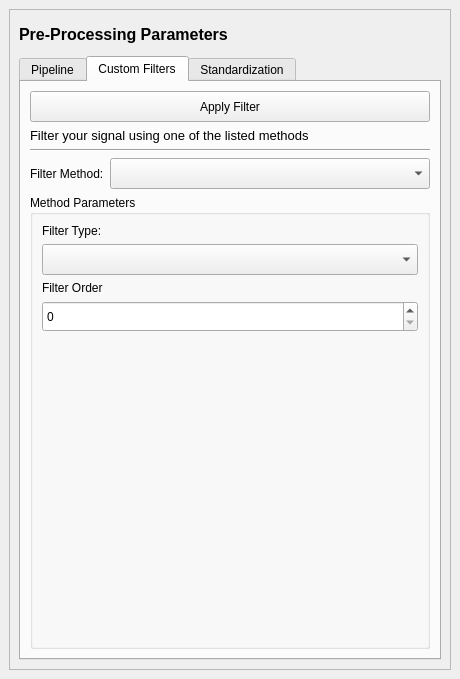
The window that signal_editor/ui/dock_processing_inputs.ui (fred-kr/signal-editor-v2) describes before a commit, drawn with Qt 5.
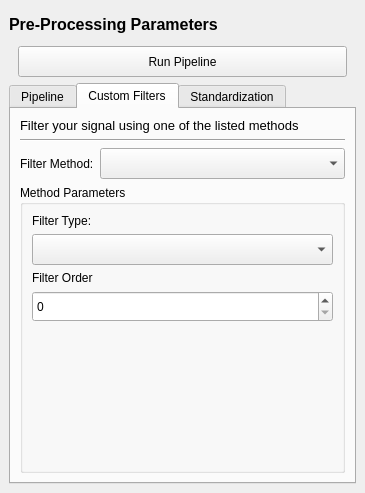
The same window after the commit. The open tabs and pages were chosen to show the change. Icons and pictures are not drawn. Custom widgets are drawn as their Qt base class.

Commit message: Update parameter input docks

The edit to the form file:
```diff
--- a/signal_editor/ui/dock_processing_inputs.ui
+++ b/signal_editor/ui/dock_processing_inputs.ui
@@ -6,51 +6,23 @@
    <rect>
     <x>0</x>
     <y>0</y>
-    <width>460</width>
-    <height>679</height>
+    <width>365</width>
+    <height>493</height>
    </rect>
   </property>
   <property name="windowTitle">
    <string>Signal Pre-Processing</string>
   </property>
   <widget class="QWidget" name="dockWidgetContents">
-   <layout class="QVBoxLayout" name="verticalLayout">
-    <item>
-     <widget class="QScrollArea" name="scrollArea">
-      <property name="widgetResizable">
-       <bool>true</bool>
-      </property>
-      <widget class="QWidget" name="scrollAreaWidgetContents">
-       <property name="geometry">
-        <rect>
-         <x>0</x>
-         <y>0</y>
-         <width>440</width>
-         <height>635</height>
-        </rect>
-       </property>
-       <layout class="QGridLayout" name="gridLayout_2">
-        <item row="0" column="0">
-         <widget class="QLabel" name="label">
-          <property name="sizePolicy">
-           <sizepolicy hsizetype="Fixed" vsizetype="Preferred">
-            <horstretch>0</horstretch>
-            <verstretch>0</verstretch>
-           </sizepolicy>
-          </property>
-          <property name="minimumSize">
-           <size>
-            <width>0</width>
-            <height>31</height>
-           </size>
-          </property>
-          <property name="text">
-           <string>&lt;html&gt;&lt;head/&gt;&lt;body&gt;&lt;p&gt;&lt;span style=&quot; font-size:12pt; font-weight:700;&quot;&gt;Pre-Processing Parameters&lt;/span&gt;&lt;/p&gt;&lt;/body&gt;&lt;/html&gt;</string>
-          </property>
-         </widget>
-        </item>
-        <item row="1" column="0" colspan="4">
+   <layout class="QGridLayout" name="gridLayout">
+    <item row="2" column="0" colspan="4">
          <widget class="QTabWidget" name="tab_widget_processing_inputs">
+      <property name="sizePolicy">
+       <sizepolicy hsizetype="Expanding" vsizetype="Preferred">
+        <horstretch>0</horstretch>
+        <verstretch>0</verstretch>
+       </sizepolicy>
+      </property>
           <property name="currentIndex">
            <number>0</number>
           </property>
@@ -112,27 +84,14 @@
               </property>
              </widget>
             </item>
-            <item row="0" column="0" colspan="2">
-             <widget class="QPushButton" name="btn_run_pipeline">
-              <property name="minimumSize">
-               <size>
-                <width>0</width>
-                <height>31</height>
-               </size>
-              </property>
-              <property name="text">
-               <string>Run Pipeline</string>
-              </property>
-             </widget>
-            </item>
-           </layout>
-          </widget>
-          <widget class="QWidget" name="tab_processing_filter" native="true">
+       </layout>
+      </widget>
+      <widget class="QWidget" name="tab_processing_filter">
            <attribute name="title">
             <string>Custom Filters</string>
            </attribute>
            <layout class="QGridLayout" name="gridLayout_4">
-            <item row="3" column="0">
+        <item row="2" column="0">
              <widget class="QLabel" name="label_6">
               <property name="sizePolicy">
                <sizepolicy hsizetype="Fixed" vsizetype="Preferred">
@@ -145,37 +104,7 @@
               </property>
              </widget>
             </item>
-            <item row="1" column="0" colspan="2">
-             <widget class="QLabel" name="label_4">
-              <property name="sizePolicy">
-               <sizepolicy hsizetype="Preferred" vsizetype="Fixed">
-                <horstretch>0</horstretch>
-                <verstretch>0</verstretch>
-               </sizepolicy>
-              </property>
-              <property name="text">
-               <string>&lt;html&gt;&lt;head/&gt;&lt;body&gt;&lt;p&gt;&lt;span style=&quot; font-size:10pt;&quot;&gt;Filter your signal using one of the listed methods&lt;/span&gt;&lt;/p&gt;&lt;/body&gt;&lt;/html&gt;</string>
-              </property>
-             </widget>
-            </item>
-            <item row="2" column="0" colspan="2">
-             <widget class="Line" name="line_2">
-              <property name="orientation">
-               <enum>Qt::Orientation::Horizontal</enum>
-              </property>
-             </widget>
-            </item>
-            <item row="3" column="1">
-             <widget class="QEnumComboBox" name="enum_combo_filter_method">
-              <property name="minimumSize">
-               <size>
-                <width>0</width>
-                <height>31</height>
-               </size>
-              </property>
-             </widget>
-            </item>
-            <item row="4" column="0" colspan="2">
+        <item row="3" column="0" colspan="2">
              <widget class="QGroupBox" name="grp_box_filter_parameters">
               <property name="title">
                <string>Method Parameters</string>
@@ -233,16 +162,33 @@
               </layout>
              </widget>
             </item>
-            <item row="0" column="0" colspan="2">
-             <widget class="QPushButton" name="btn_apply_signal_filter">
+        <item row="1" column="0" colspan="2">
+         <widget class="Line" name="line_2">
+          <property name="orientation">
+           <enum>Qt::Orientation::Horizontal</enum>
+          </property>
+         </widget>
+        </item>
+        <item row="2" column="1">
+         <widget class="QEnumComboBox" name="enum_combo_filter_method">
               <property name="minimumSize">
                <size>
                 <width>0</width>
                 <height>31</height>
                </size>
               </property>
+         </widget>
+        </item>
+        <item row="0" column="0" colspan="2">
+         <widget class="QLabel" name="label_4">
+          <property name="sizePolicy">
+           <sizepolicy hsizetype="Preferred" vsizetype="Fixed">
+            <horstretch>0</horstretch>
+            <verstretch>0</verstretch>
+           </sizepolicy>
+          </property>
               <property name="text">
-               <string>Apply Filter</string>
+           <string>&lt;html&gt;&lt;head/&gt;&lt;body&gt;&lt;p&gt;&lt;span style=&quot; font-size:10pt;&quot;&gt;Filter your signal using one of the listed methods&lt;/span&gt;&lt;/p&gt;&lt;/body&gt;&lt;/html&gt;</string>
               </property>
              </widget>
             </item>
@@ -354,32 +300,6 @@
          </widget>
         </item>
         <item row="0" column="3">
-         <widget class="QPushButton" name="btn_reset_processing_inputs">
-          <property name="sizePolicy">
-           <sizepolicy hsizetype="Fixed" vsizetype="Fixed">
-            <horstretch>0</horstretch>
-            <verstretch>0</verstretch>
-           </sizepolicy>
-          </property>
-          <property name="minimumSize">
-           <size>
-            <width>0</width>
-            <height>31</height>
-           </size>
-          </property>
-          <property name="toolTip">
-           <string>Restore all input fields to their default values</string>
-          </property>
-          <property name="icon">
-           <iconset resource="../resources/resources.qrc">
-            <normaloff>:/icons/restore_defaults</normaloff>:/icons/restore_defaults</iconset>
-          </property>
-          <property name="flat">
-           <bool>true</bool>
-          </property>
-         </widget>
-        </item>
-        <item row="0" column="2">
          <widget class="QPushButton" name="btn_reset_data">
           <property name="sizePolicy">
            <sizepolicy hsizetype="Fixed" vsizetype="Fixed">
@@ -405,6 +325,129 @@
           </property>
          </widget>
         </item>
+    <item row="0" column="2">
+     <widget class="QPushButton" name="btn_reset_processing_inputs">
+      <property name="sizePolicy">
+       <sizepolicy hsizetype="Fixed" vsizetype="Fixed">
+        <horstretch>0</horstretch>
+        <verstretch>0</verstretch>
+       </sizepolicy>
+      </property>
+      <property name="minimumSize">
+       <size>
+        <width>0</width>
+        <height>31</height>
+       </size>
+      </property>
+      <property name="toolTip">
+       <string>Restore all input fields to their default values</string>
+      </property>
+      <property name="icon">
+       <iconset resource="../resources/resources.qrc">
+        <normaloff>:/icons/restore_defaults</normaloff>:/icons/restore_defaults</iconset>
+      </property>
+      <property name="flat">
+       <bool>true</bool>
+      </property>
+     </widget>
+    </item>
+    <item row="0" column="0">
+     <widget class="QLabel" name="label">
+      <property name="sizePolicy">
+       <sizepolicy hsizetype="Fixed" vsizetype="Fixed">
+        <horstretch>0</horstretch>
+        <verstretch>0</verstretch>
+       </sizepolicy>
+      </property>
+      <property name="minimumSize">
+       <size>
+        <width>0</width>
+        <height>31</height>
+       </size>
+      </property>
+      <property name="text">
+       <string>&lt;html&gt;&lt;head/&gt;&lt;body&gt;&lt;p&gt;&lt;span style=&quot; font-size:12pt; font-weight:700;&quot;&gt;Pre-Processing Parameters&lt;/span&gt;&lt;/p&gt;&lt;/body&gt;&lt;/html&gt;</string>
+      </property>
+     </widget>
+    </item>
+    <item row="1" column="0" colspan="4">
+     <widget class="QStackedWidget" name="stacked_apply_btns">
+      <property name="sizePolicy">
+       <sizepolicy hsizetype="Preferred" vsizetype="Fixed">
+        <horstretch>0</horstretch>
+        <verstretch>0</verstretch>
+       </sizepolicy>
+      </property>
+      <property name="currentIndex">
+       <number>0</number>
+      </property>
+      <widget class="QWidget" name="page_pipeline">
+       <layout class="QVBoxLayout" name="verticalLayout_2">
+        <property name="topMargin">
+         <number>0</number>
+        </property>
+        <property name="bottomMargin">
+         <number>0</number>
+        </property>
+        <item>
+         <widget class="QPushButton" name="btn_run_pipeline">
+          <property name="minimumSize">
+           <size>
+            <width>0</width>
+            <height>31</height>
+           </size>
+          </property>
+          <property name="text">
+           <string>Run Pipeline</string>
+          </property>
+         </widget>
+        </item>
+       </layout>
+      </widget>
+      <widget class="QWidget" name="page_filter">
+       <layout class="QVBoxLayout" name="verticalLayout_3">
+        <property name="topMargin">
+         <number>0</number>
+        </property>
+        <property name="bottomMargin">
+         <number>0</number>
+        </property>
+        <item>
+         <widget class="QPushButton" name="btn_apply_signal_filter">
+          <property name="minimumSize">
+           <size>
+            <width>0</width>
+            <height>31</height>
+           </size>
+          </property>
+          <property name="text">
+           <string>Apply Filter</string>
+          </property>
+         </widget>
+        </item>
+       </layout>
+      </widget>
+      <widget class="QWidget" name="page_standardize">
+       <layout class="QVBoxLayout" name="verticalLayout_4">
+        <property name="topMargin">
+         <number>0</number>
+        </property>
+        <property name="bottomMargin">
+         <number>0</number>
+        </property>
+        <item>
+         <widget class="QPushButton" name="btn_apply_standardization">
+          <property name="minimumSize">
+           <size>
+            <width>0</width>
+            <height>31</height>
+           </size>
+          </property>
+          <property name="text">
+           <string>Apply Standardization</string>
+          </property>
+         </widget>
+        </item>
        </layout>
       </widget>
      </widget>
```
Left out of the diff: 80 changed lines with no effect on the pictures. Lines whose indentation alone changed are shown as unchanged. The commit also changes 17 other files.
